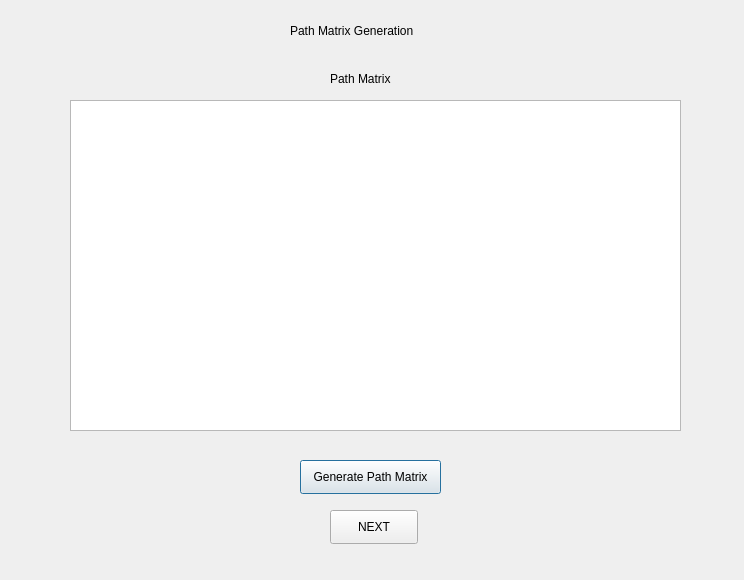
This is dialog_path_matrix.ui in shanidchamal/ADN as Qt 5 draws it before an edit. The edited form follows.
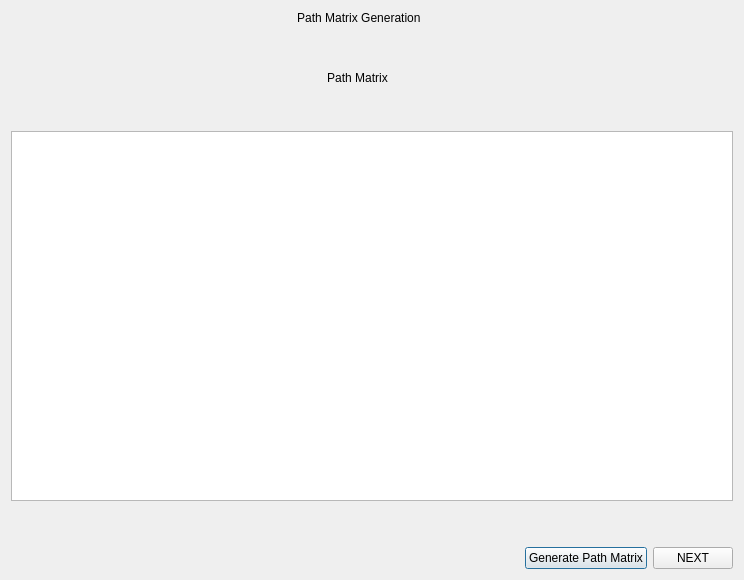
This is the edited form.

Commit message: {Sprint 2} GUI layout fixes

```diff
--- a/dialog_path_matrix.ui
+++ b/dialog_path_matrix.ui
@@ -13,68 +13,108 @@
   <property name="windowTitle">
    <string>Dialog</string>
   </property>
+  <layout class="QVBoxLayout" name="verticalLayout_2">
+   <item>
+    <layout class="QVBoxLayout" name="verticalLayout">
+     <item>
   <widget class="QLabel" name="label">
-   <property name="geometry">
-    <rect>
-     <x>290</x>
-     <y>20</y>
-     <width>151</width>
-     <height>21</height>
-    </rect>
-   </property>
    <property name="text">
-    <string>Path Matrix Generation</string>
-   </property>
-  </widget>
+        <string>                                                                                      Path Matrix Generation</string>
+       </property>
+      </widget>
+     </item>
+     <item>
+      <spacer name="verticalSpacer_2">
+       <property name="orientation">
+        <enum>Qt::Vertical</enum>
+       </property>
+       <property name="sizeType">
+        <enum>QSizePolicy::Fixed</enum>
+       </property>
+       <property name="sizeHint" stdset="0">
+        <size>
+         <width>20</width>
+         <height>40</height>
+        </size>
+       </property>
+      </spacer>
+     </item>
+     <item>
   <widget class="QLabel" name="label_3">
-   <property name="geometry">
-    <rect>
-     <x>330</x>
-     <y>70</y>
-     <width>81</width>
-     <height>18</height>
-    </rect>
-   </property>
    <property name="text">
-    <string>Path Matrix</string>
-   </property>
-  </widget>
-  <widget class="QTableWidget" name="tablePATH">
-   <property name="geometry">
-    <rect>
-     <x>70</x>
-     <y>100</y>
-     <width>611</width>
-     <height>331</height>
-    </rect>
-   </property>
-  </widget>
+        <string>                                                                                               Path Matrix</string>
+       </property>
+      </widget>
+     </item>
+     <item>
+      <spacer name="verticalSpacer_4">
+       <property name="orientation">
+        <enum>Qt::Vertical</enum>
+       </property>
+       <property name="sizeType">
+        <enum>QSizePolicy::Fixed</enum>
+       </property>
+       <property name="sizeHint" stdset="0">
+        <size>
+         <width>20</width>
+         <height>40</height>
+        </size>
+       </property>
+      </spacer>
+     </item>
+     <item>
+      <widget class="QTableWidget" name="tablePATH"/>
+     </item>
+     <item>
+      <spacer name="verticalSpacer">
+       <property name="orientation">
+        <enum>Qt::Vertical</enum>
+       </property>
+       <property name="sizeType">
+        <enum>QSizePolicy::Fixed</enum>
+       </property>
+       <property name="sizeHint" stdset="0">
+        <size>
+         <width>20</width>
+         <height>40</height>
+        </size>
+       </property>
+      </spacer>
+     </item>
+     <item>
+      <layout class="QHBoxLayout" name="horizontalLayout">
+       <item>
+        <spacer name="horizontalSpacer">
+         <property name="orientation">
+          <enum>Qt::Horizontal</enum>
+         </property>
+         <property name="sizeHint" stdset="0">
+          <size>
+           <width>40</width>
+           <height>20</height>
+          </size>
+         </property>
+        </spacer>
+       </item>
+       <item>
   <widget class="QPushButton" name="pathButton">
-   <property name="geometry">
-    <rect>
-     <x>300</x>
-     <y>460</y>
-     <width>141</width>
-     <height>34</height>
-    </rect>
-   </property>
    <property name="text">
     <string>Generate Path Matrix</string>
    </property>
   </widget>
+       </item>
+       <item>
   <widget class="QPushButton" name="nextButton">
-   <property name="geometry">
-    <rect>
-     <x>330</x>
-     <y>510</y>
-     <width>88</width>
-     <height>34</height>
-    </rect>
-   </property>
    <property name="text">
     <string>NEXT</string>
    </property>
   </widget>
+       </item>
+      </layout>
+     </item>
+    </layout>
+   </item>
+  </layout>
  </widget>
  <resources/>
  <connections/>
```
Lines whose indentation alone changed are shown as unchanged. The commit also changes 9 other files.
